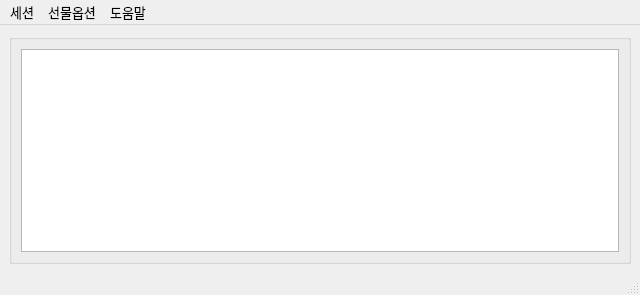
Old version of the form UI/skybot_cm.ui in the repository skygoldfish/SkyBot.
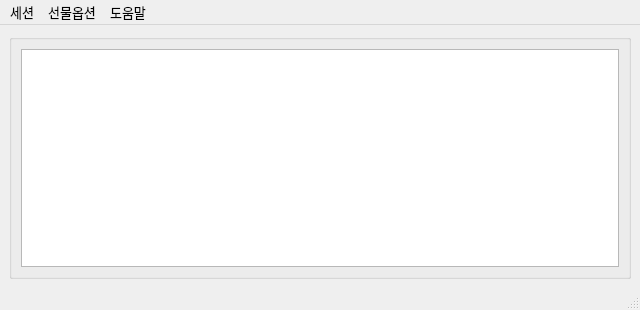
New version of the form. Icons and pictures are not drawn.

```diff
--- a/UI/skybot_cm.ui
+++ b/UI/skybot_cm.ui
@@ -7,7 +7,7 @@
     <x>0</x>
     <y>0</y>
     <width>640</width>
-    <height>295</height>
+    <height>310</height>
    </rect>
   </property>
   <property name="font">
```
